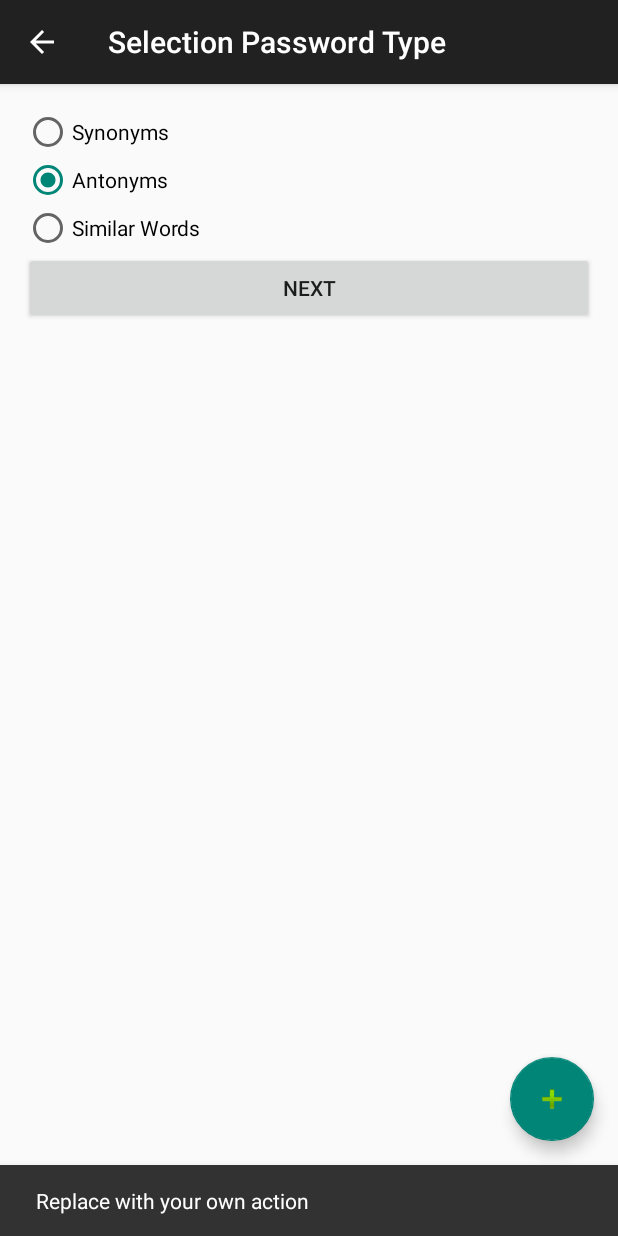
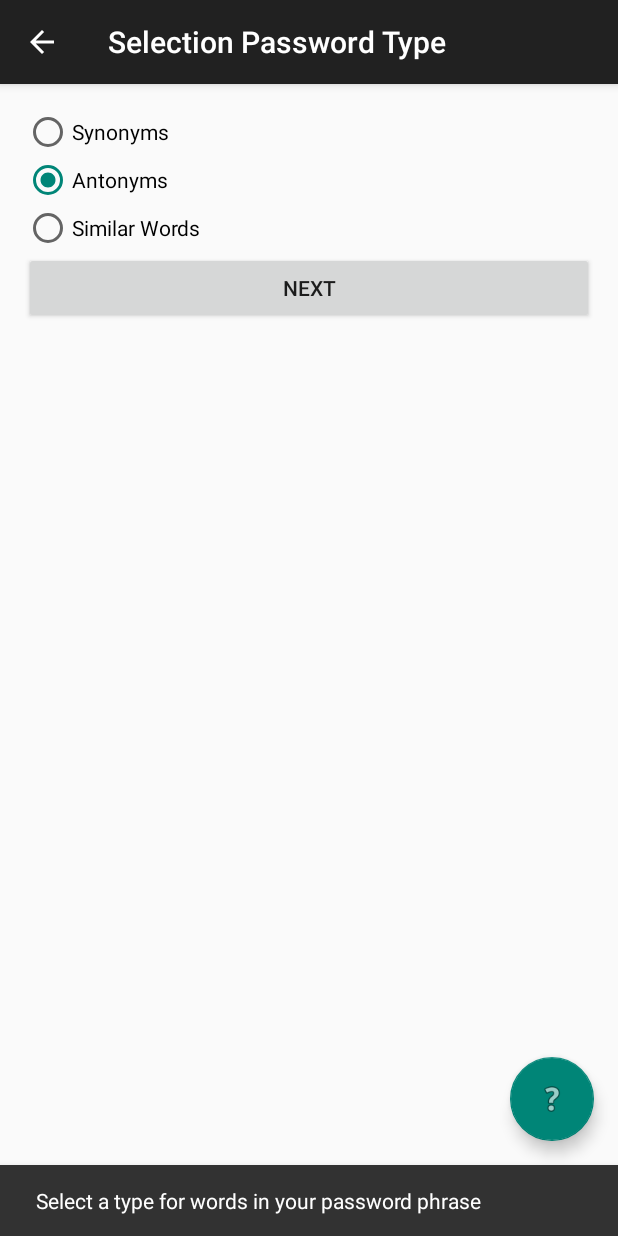
Before and after one commit to am2990/Dynamic-Password-Text, an Android app: the TypeSelectionActivity screen opened directly, with no data from a screen before it, after a tap on an icon or button, on a phone screen of 412 x 824 dp. Run offline under Robolectric (Android 15) with nearby library versions, the phone set to English and light mode, and no system bars.

Commit message:
help(?) added

```diff
--- a/app/src/main/java/com/example/wordpassword/activity/TypeSelectionActivity.java
+++ b/app/src/main/java/com/example/wordpassword/activity/TypeSelectionActivity.java
@@ -36,7 +36,7 @@ public class TypeSelectionActivity extends AppCompatActivity {
         fab.setOnClickListener(new View.OnClickListener() {
             @Override
             public void onClick(View view) {
-                Snackbar.make(view, "Replace with your own action", Snackbar.LENGTH_LONG)
+                Snackbar.make(view, "Select a type for words in your password phrase", Snackbar.LENGTH_LONG)
                         .setAction("Action", null).show();
             }
         });
--- a/app/src/main/java/com/example/wordpassword/activity/UsernameActivity.java
+++ b/app/src/main/java/com/example/wordpassword/activity/UsernameActivity.java
@@ -90,7 +90,7 @@ public class UsernameActivity extends ActionBarActivity {
                 }
             }
                 else{
-                    Toast.makeText(getApplicationContext(), "Enter a username", Toast.LENGTH_SHORT).show();
+                    Toast.makeText(getApplicationContext(), "Enter a username!!", Toast.LENGTH_SHORT).show();
                 }
         }
         });
--- a/app/src/main/res/layout/activity_type_selection.xml
+++ b/app/src/main/res/layout/activity_type_selection.xml
@@ -20,6 +20,6 @@
     <android.support.design.widget.FloatingActionButton android:id="@+id/fab"
         android:layout_width="wrap_content" android:layout_height="wrap_content"
         android:layout_gravity="bottom|end" android:layout_margin="@dimen/fab_margin"
-        android:src="@android:drawable/ic_input_add" />
+        android:src="@android:drawable/ic_menu_help" />
 
 </android.support.design.widget.CoordinatorLayout>
```
